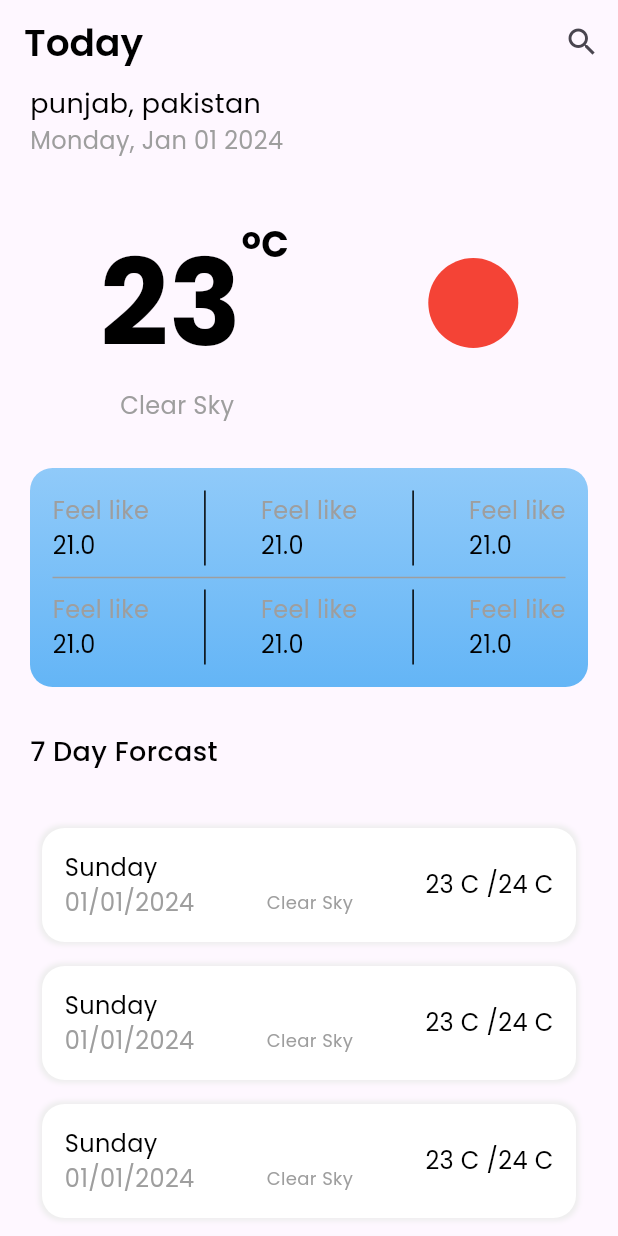
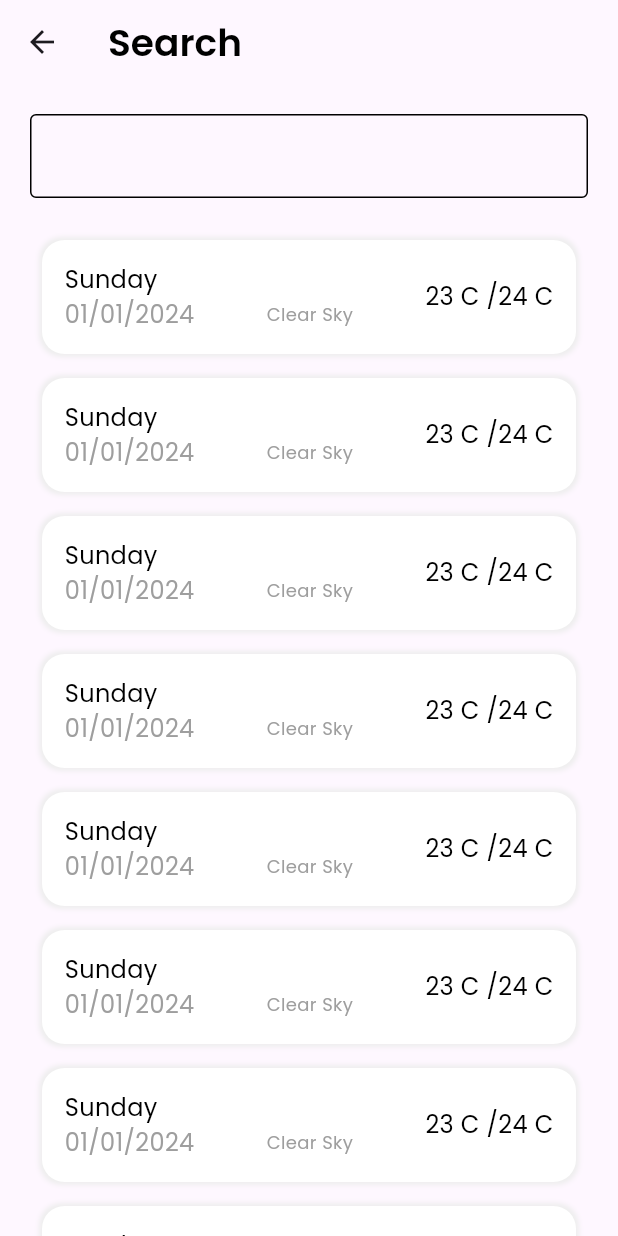
Before and after one commit to Numanshakir/batch4, a Flutter app: the screen it shows after launch, after a tap on the "search" icon, on a phone screen of 412 x 824 dp. Run offline on Flutter 3.47's test engine with Material 3 defaults, Android fonts, the light colour scheme and no system bars.

Commit message:
search view

```diff
--- a/lib/WeatherApp/Home/View/Components/forcast_data.dart
+++ b/lib/WeatherApp/Home/View/Components/forcast_data.dart
@@ -2,14 +2,15 @@ import 'package:batch4/WeatherApp/Common/custom_text.dart';
 import 'package:flutter/material.dart';
 
 class ForcastData extends StatelessWidget {
-  const ForcastData({super.key});
+  ScrollPhysics ?scrollPhysics;
+   ForcastData({super.key,this.scrollPhysics});
 
   @override
   Widget build(BuildContext context) {
     return ListView.builder(
-        physics: NeverScrollableScrollPhysics(),
+        physics: scrollPhysics,
         shrinkWrap: true,
-        itemCount: 5,
+        itemCount: 20,
         itemBuilder: (context, index) {
           return Padding(
               padding: const EdgeInsets.all(8.0), child: ForcastDataTile());
--- a/lib/WeatherApp/Home/View/home_view.dart
+++ b/lib/WeatherApp/Home/View/home_view.dart
@@ -1,6 +1,7 @@
 import 'package:batch4/WeatherApp/Common/custom_text.dart';
 import 'package:batch4/WeatherApp/Home/View/Components/forcast_data.dart';
 import 'package:batch4/WeatherApp/Home/View/Components/today_weather_info.dart';
+import 'package:batch4/WeatherApp/Routes/route_names.dart';
 import 'package:flutter/material.dart';
 
 class HomeView extends StatelessWidget {
@@ -11,7 +12,11 @@ class HomeView extends StatelessWidget {
     return Scaffold(
       appBar: AppBar(
           actions: [
-            IconButton(onPressed: () {}, icon: Icon(Icons.search)),
+            IconButton(
+                onPressed: () {
+                  Navigator.pushNamed(context, RouteNames.searchView);
+                },
+                icon: Icon(Icons.search)),
           ],
           title: CustomText(
             title: "Today",
@@ -111,7 +116,9 @@ class HomeView extends StatelessWidget {
                   SizedBox(
                     height: 30,
                   ),
-                  ForcastData()
+                  ForcastData(
+                    scrollPhysics: NeverScrollableScrollPhysics(),
+                  )
                 ],
               ),
             ),
--- a/lib/WeatherApp/Routes/route_names.dart
+++ b/lib/WeatherApp/Routes/route_names.dart
@@ -1,4 +1,5 @@
 class RouteNames {
   static const splashView = "/SplashView";
   static const homeView = "/HomeView";
+  static const searchView = "/SearchView";
 }
--- a/lib/WeatherApp/Routes/routes.dart
+++ b/lib/WeatherApp/Routes/routes.dart
@@ -1,5 +1,6 @@
 import 'package:batch4/WeatherApp/Home/View/home_view.dart';
 import 'package:batch4/WeatherApp/Routes/route_names.dart';
+import 'package:batch4/WeatherApp/Search/View/seearch_view.dart';
 import 'package:batch4/WeatherApp/Splash/View/splash_view.dart';
 import 'package:flutter/material.dart';
 
@@ -13,6 +14,10 @@ class AppRoutes {
       case RouteNames.homeView:
         {
           return MaterialPageRoute(builder: (context) => HomeView());
+        }
+      case RouteNames.searchView:
+        {
+          return MaterialPageRoute(builder: (context) => SearchView());
         }
 
       default:
--- /dev/null
+++ b/lib/WeatherApp/Search/View/seearch_view.dart
@@ -0,0 +1,43 @@
+import 'package:batch4/WeatherApp/Common/custom_text.dart';
+import 'package:batch4/WeatherApp/Home/View/Components/forcast_data.dart';
+import 'package:flutter/material.dart';
+
+class SearchView extends StatelessWidget {
+  const SearchView({super.key});
+
+  @override
+  Widget build(BuildContext context) {
+    return Scaffold(
+      appBar: AppBar(
+          title: CustomText(
+        title: "Search",
+        fontSize: 25,
+        fontWeight: FontWeight.w600,
+      )),
+      body: Container(
+        height: MediaQuery.of(context).size.height,
+        width: MediaQuery.of(context).size.width,
+        child: Padding(
+          padding: const EdgeInsets.symmetric(horizontal: 20),
+          child: Column(
+            children: [
+              SizedBox(
+                height: 20,
+              ),
+              TextFormField(
+                decoration: InputDecoration(
+                    border: OutlineInputBorder(),
+                    errorBorder: OutlineInputBorder(),
+                    enabledBorder: OutlineInputBorder()),
+              ),
+              SizedBox(
+                height: 20,
+              ),
+              Expanded(child: ForcastData())
+            ],
+          ),
+        ),
+      ),
+    );
+  }
+}
```
